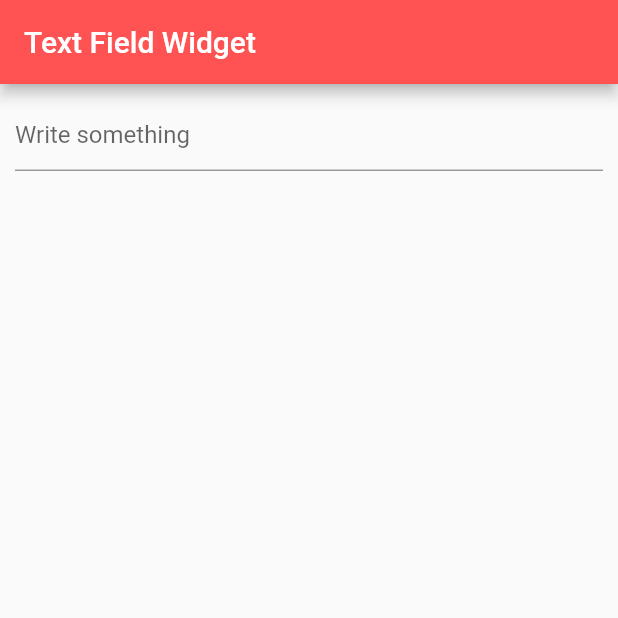
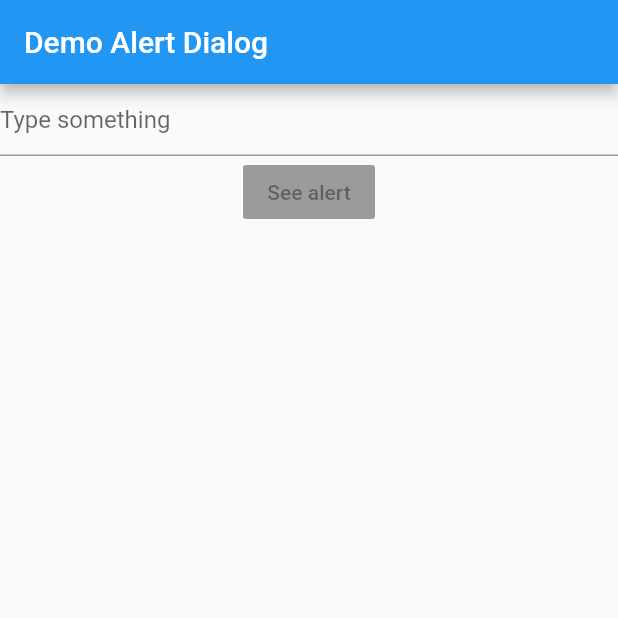
Before and after one commit to JKBustillo/first-app-fluttler, a Flutter app: the screen it shows after launch, on a phone screen of 412 x 824 dp, the top half of it. Run offline on Flutter 3.47's test engine with Material 2 defaults, Android fonts, the phone set to English and light mode, and no system bars.

Commit message:
feat: appBar, textfield and button added

```diff
--- a/lib/main.dart
+++ b/lib/main.dart
@@ -2,52 +2,39 @@ import 'package:flutter/material.dart';
 
 void main() {
   runApp(new MaterialApp(
-    home: MyTextField(),
+    home: MyAlert(),
   ));
 }
 
-class MyTextField extends StatefulWidget {
-  MyTextField({Key key}) : super(key: key);
+class MyAlert extends StatefulWidget {
+  MyAlert({Key key}) : super(key: key);
 
   @override
-  _MyTextFieldState createState() => _MyTextFieldState();
+  _MyAlertState createState() => _MyAlertState();
 }
 
-class _MyTextFieldState extends State<MyTextField> {
-  String inputValue = "";
-
-  final TextEditingController controller = new TextEditingController();
-
-  void onSubmitted(String value) {
-    setState(() {
-      inputValue = inputValue + "\n" + value;
-      controller.text = "";
-    });
-  }
-
+class _MyAlertState extends State<MyAlert> {
   @override
   Widget build(BuildContext context) {
     return Scaffold(
        appBar: new AppBar(
-        title: new Text("Text Field Widget"),
-        backgroundColor: Colors.redAccent,
+         title: new Text("Demo Alert Dialog")
        ),
        body: new Container(
-        padding: const EdgeInsets.all(10.0),
          child: new Center(
            child: new Column(
              children: <Widget>[
                new TextField(
-                decoration: new InputDecoration(hintText: "Write something"),
-                onSubmitted: (String value) {onSubmitted(value);},
-                controller: controller,
+                 decoration: new InputDecoration(
+                   hintText: "Type something"
                  ),
-              new Container(
-                padding: const EdgeInsets.all(10.0),
-                child: new Text(inputValue)
                ),
+               new RaisedButton(
+                 child: new Text("See alert"),
+                 onPressed: null
+               )
              ],
-          )
+           ),
          ),
        ),
     );
```
Lines whose indentation alone changed are shown as unchanged.
